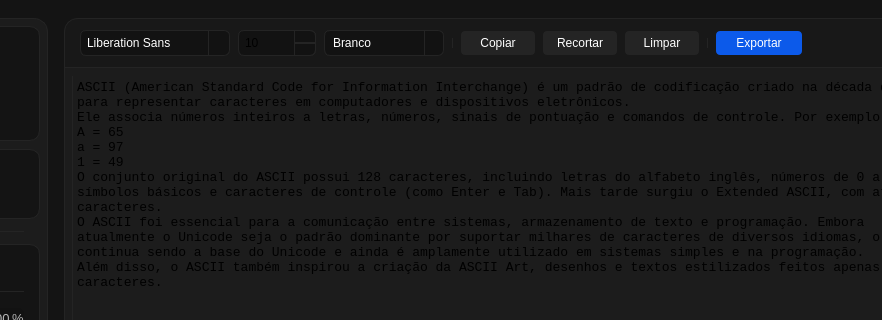
Before: the Qt Designer form ui/MainWindow3.ui in alexxsouzaa/Ascyn, drawn with Qt 5; both pictures show x 328 to 1210 and y 0 to 320 of the 1297 by 825 pixel window.
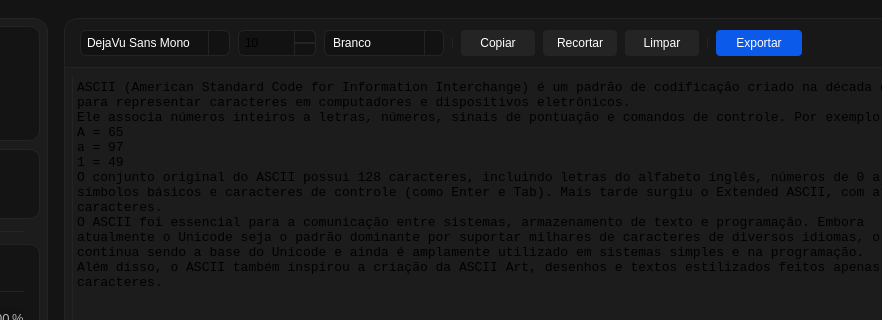
After: the same form once the commit is applied. Icons and pictures are not drawn.

Commit message: :lipstick: feat: Função de copiar a art criada

```diff
--- a/ui/MainWindow3.ui
+++ b/ui/MainWindow3.ui
@@ -1610,7 +1610,7 @@
     border-radius: 6px;
     color: #ffffff;
     font-size: 12px;
-	padding: 4px;
+	padding-left: 4px
 }
 
 /* Botão da seta */
@@ -1644,6 +1644,21 @@
 }
 </string>
                  </property>
+                 <property name="currentIndex">
+                  <number>2</number>
+                 </property>
+                 <property name="frame">
+                  <bool>true</bool>
+                 </property>
+                 <property name="fontFilters">
+                  <set>QFontComboBox::FontFilter::MonospacedFonts</set>
+                 </property>
+                 <property name="currentFont">
+                  <font>
+                   <family>Consolas</family>
+                   <pointsize>10</pointsize>
+                  </font>
+                 </property>
                 </widget>
                </item>
                <item>
@@ -1818,7 +1833,7 @@
                  <property name="minimumSize">
                   <size>
                    <width>74</width>
-                   <height>24</height>
+                   <height>26</height>
                   </size>
                  </property>
                  <property name="styleSheet">
@@ -1844,7 +1859,7 @@
                  <property name="minimumSize">
                   <size>
                    <width>74</width>
-                   <height>24</height>
+                   <height>26</height>
                   </size>
                  </property>
                  <property name="styleSheet">
@@ -1870,7 +1885,7 @@
                  <property name="minimumSize">
                   <size>
                    <width>74</width>
-                   <height>24</height>
+                   <height>26</height>
                   </size>
                  </property>
                  <property name="styleSheet">
@@ -1909,7 +1924,7 @@
                  <property name="minimumSize">
                   <size>
                    <width>86</width>
-                   <height>24</height>
+                   <height>26</height>
                   </size>
                  </property>
                  <property name="font">
```
Left out of the diff: 10 changed lines with no effect on the pictures. The commit also changes 2 other files.
